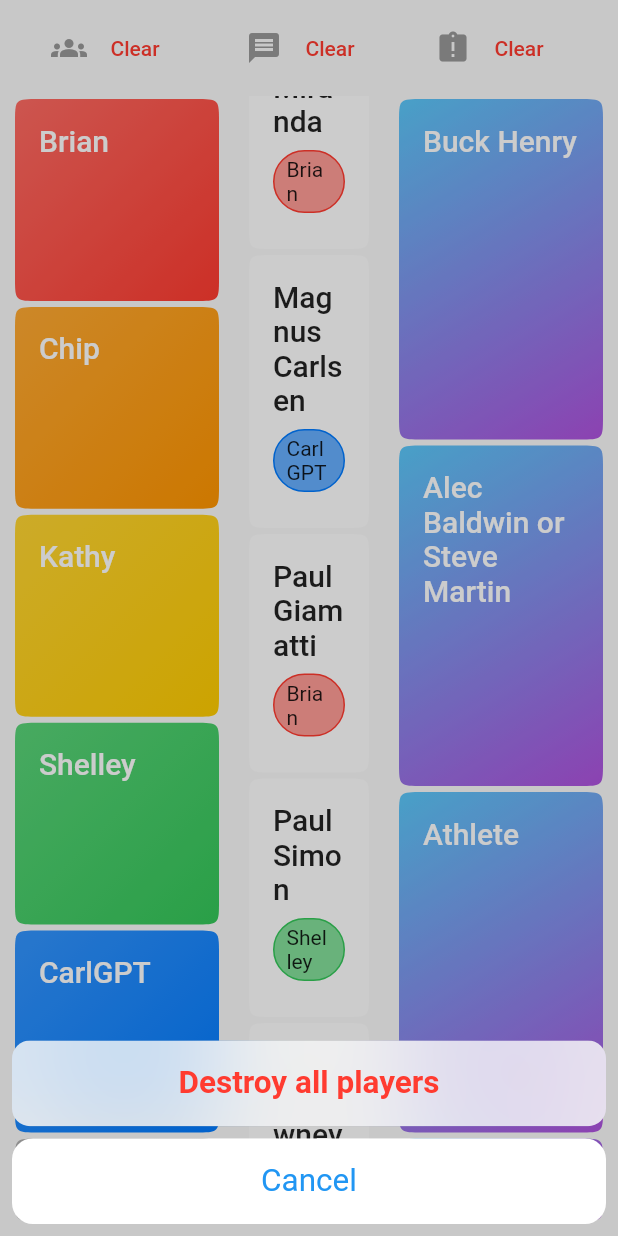
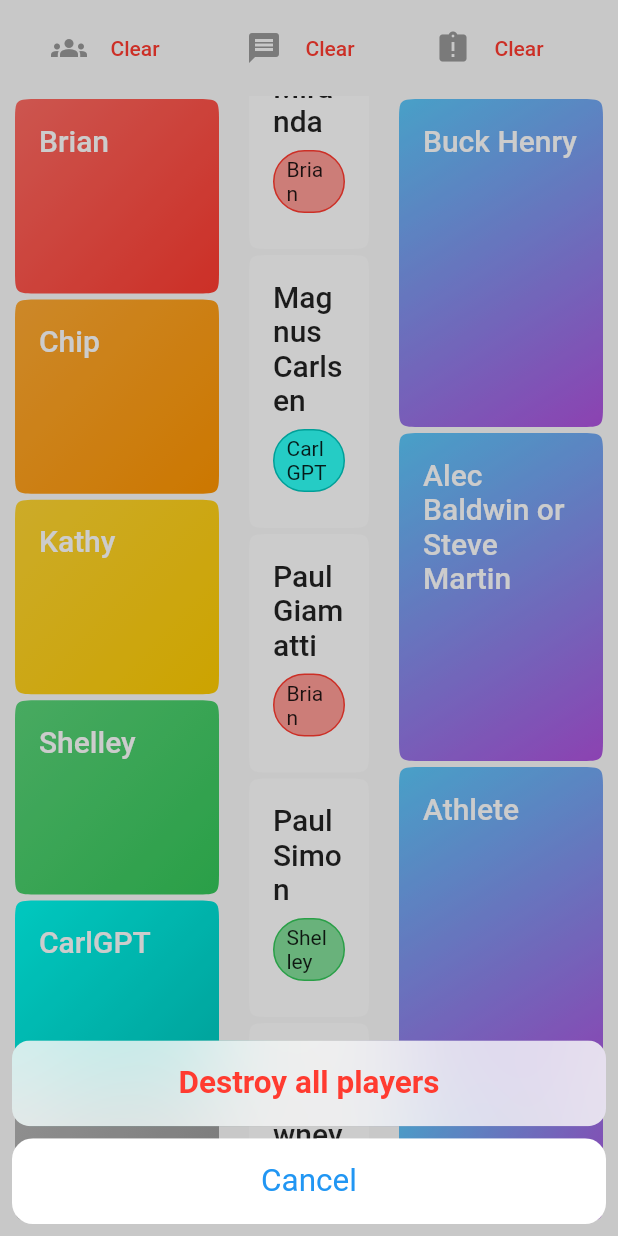
Before and after one commit to wesleym/friendlyscorer, a Flutter app: the screen it shows after launch, scrolled down 1152 dp, after a tap on "Clear", on a phone screen of 412 x 824 dp. Run offline on Flutter 3.47's test engine with Material 2 defaults, Android fonts, the phone set to English and light mode, and no system bars; missing offline and left inert: macos_ui.

Commit message:
Add adding new things

```diff
--- a/lib/src/answer/tiles.dart
+++ b/lib/src/answer/tiles.dart
@@ -1,6 +1,7 @@
 import 'package:flutter/cupertino.dart';
 import 'package:friendlyscorer/src/data/models.dart';
 import 'package:friendlyscorer/src/data/repository.dart';
+import 'package:friendlyscorer/src/platform/palette.dart';
 import 'package:friendlyscorer/src/platform/text_field.dart';
 import 'package:friendlyscorer/src/platform/typography.dart';
 import 'package:friendlyscorer/src/tiles.dart';
@@ -83,7 +84,7 @@ class _InnerAnswerTileState extends State<InnerAnswerTile> {
         shape: ContinuousRectangleBorder(
           borderRadius: BorderRadius.circular(16),
         ),
-        color: CupertinoTheme.of(context).primaryContrastingColor,
+        color: platformAnswerColor(context),
         shadows: shadows,
       ),
       child: Column(
@@ -167,7 +168,10 @@ class _NewInnerAnswerTileState extends State<NewInnerAnswerTile> {
         color: CupertinoColors.systemFill,
         shadows: shadows,
       ),
-      child: PlatformInvisibleTextField(style: answerTileHeading(context)),
+      child: PlatformInvisibleTextField(
+        style: answerTileHeading(context),
+        placeholder: 'Answer, or answers',
+      ),
     );
   }
 }
--- a/lib/src/data/defaults.dart
+++ b/lib/src/data/defaults.dart
@@ -55,7 +55,7 @@ Player fromName(String name) {
   return Player(
     id: nextId.toString(),
     name: name,
-    color: playerColors[nextId],
+    color: playerColors[nextId % playerColors.length],
   );
 }
 
@@ -107,8 +107,10 @@ final defaultRules = [
 
 Rule ruleFromName(String r) {
   final id = RuleIdVendor().next();
-  final color = playerColors[id];
-  return Rule(id: id.toString(), text: r, color: color);
+  return Rule(
+    id: id.toString(),
+    text: r,
+  );
 }
 
 final defaultAnswerRuleAssociations = [
--- a/lib/src/data/models.dart
+++ b/lib/src/data/models.dart
@@ -8,7 +8,7 @@ class Answer {
 
   Answer({
     required this.id,
-    this.text = '',
+    required this.text,
   });
 }
 
@@ -27,11 +27,9 @@ class Player {
 class Rule {
   final String id;
   final String text;
-  Color color;
 
   Rule({
     required this.id,
-    this.text = '',
-    required this.color,
+    required this.text,
   });
 }
--- a/lib/src/data/repository.dart
+++ b/lib/src/data/repository.dart
@@ -43,6 +43,11 @@ class PlayerRepository {
     _players.clear();
     _streamController.add(_players);
   }
+
+  void add(Player player) {
+    _players.add(player);
+    _streamController.add(_players);
+  }
 }
 
 class RuleRepository {
@@ -59,6 +64,11 @@ class RuleRepository {
 
   void clear() {
     _rules.clear();
+    _streamController.add(_rules);
+  }
+
+  void add(Rule rule) {
+    _rules.add(rule);
     _streamController.add(_rules);
   }
 }
--- a/lib/src/home_page.dart
+++ b/lib/src/home_page.dart
@@ -6,6 +6,7 @@ import 'package:friendlyscorer/src/data/models.dart';
 import 'package:friendlyscorer/src/platform/button.dart';
 import 'package:friendlyscorer/src/platform/icon_button.dart';
 import 'package:friendlyscorer/src/platform/icons.dart';
+import 'package:friendlyscorer/src/player/palette.dart';
 import 'package:friendlyscorer/src/player/tiles.dart';
 import 'package:friendlyscorer/src/rule/tiles.dart';
 import 'package:macos_ui/macos_ui.dart';
@@ -275,7 +276,7 @@ class RuleColumn extends StatelessWidget {
                 child: RuleTile(rule: r),
               ),
             ),
-            const NewRuleTile(),
+            NewRuleTile(onCreateRule: _onCreateRule),
           ],
         );
       },
@@ -304,6 +305,13 @@ class RuleColumn extends StatelessWidget {
           ),
         );
       },
+    );
+  }
+
+  void _onCreateRule(String name) {
+    final id = RuleIdVendor().next();
+    _ruleRepository.add(
+      Rule(id: id.toString(), text: name),
     );
   }
 }
@@ -347,7 +355,7 @@ class PlayerColumn extends StatelessWidget {
                 child: PlayerTile(player: p),
               ),
             ),
-            const NewPlayerTile(),
+            NewPlayerTile(onCreatePlayer: _onCreatePlayer),
           ],
         );
       },
@@ -378,4 +386,13 @@ class PlayerColumn extends StatelessWidget {
       },
     );
   }
+
+  void _onCreatePlayer(String name) {
+    final id = PlayerIdVendor().next();
+    _playerRepository.add(Player(
+      id: id.toString(),
+      name: name,
+      color: playerColors[id % playerColors.length],
+    ));
+  }
 }
--- /dev/null
+++ b/lib/src/platform/palette.dart
@@ -0,0 +1,22 @@
+import 'dart:io';
+
+import 'package:flutter/cupertino.dart';
+import 'package:flutter/foundation.dart';
+import 'package:flutter/material.dart';
+import 'package:macos_ui/macos_ui.dart';
+
+Color platformAnswerColor(BuildContext context) {
+  if (kIsWeb) {
+    return Theme.of(context).colorScheme.surface;
+  }
+
+  if (Platform.isIOS) {
+    return CupertinoTheme.of(context).primaryContrastingColor;
+  }
+
+  if (Platform.isMacOS) {
+    return MacosTheme.of(context).canvasColor;
+  }
+
+  return Theme.of(context).colorScheme.surface;
+}
--- a/lib/src/platform/text_field.dart
+++ b/lib/src/platform/text_field.dart
@@ -68,6 +68,8 @@ class PlatformInvisibleTextField extends StatelessWidget {
   final void Function(String)? onChanged;
   final void Function(PointerDownEvent)? onTapOutside;
   final TextStyle? style;
+  final void Function(String)? _onSubmitted;
+  final TextEditingController? _controller;
 
   /// [onTapOutside] is ignored on macOS.
   const PlatformInvisibleTextField({
@@ -77,7 +79,10 @@ class PlatformInvisibleTextField extends StatelessWidget {
     this.onChanged,
     this.onTapOutside,
     this.style,
-  });
+    void Function(String)? onSubmitted,
+    TextEditingController? controller,
+  })  : _onSubmitted = onSubmitted,
+        _controller = controller;
 
   @override
   Widget build(BuildContext context) {
@@ -85,11 +90,13 @@ class PlatformInvisibleTextField extends StatelessWidget {
 
     if (kIsWeb) {
       child = TextField(
-        decoration: null,
+        decoration: InputDecoration(hintText: placeholder),
         maxLines: maxLines,
         onChanged: onChanged,
         onTapOutside: onTapOutside,
         style: style,
+        onSubmitted: _onSubmitted,
+        controller: _controller,
       );
     } else if (Platform.isIOS) {
       child = CupertinoTextField(
@@ -98,6 +105,8 @@ class PlatformInvisibleTextField extends StatelessWidget {
         onChanged: onChanged,
         onTapOutside: onTapOutside,
         style: style,
+        onSubmitted: _onSubmitted,
+        controller: _controller,
       );
     } else if (Platform.isMacOS) {
       child = MacosTextField(
@@ -105,14 +114,18 @@ class PlatformInvisibleTextField extends StatelessWidget {
         placeholder: placeholder,
         onChanged: onChanged,
         style: style,
+        onSubmitted: _onSubmitted,
+        controller: _controller,
       );
     } else {
       child = TextField(
-        decoration: null,
+        decoration: InputDecoration(hintText: placeholder),
         maxLines: maxLines,
         onChanged: onChanged,
         onTapOutside: onTapOutside,
         style: style,
+        onSubmitted: _onSubmitted,
+        controller: _controller,
       );
     }
 
--- a/lib/src/player/palette.dart
+++ b/lib/src/player/palette.dart
@@ -5,15 +5,15 @@ const playerColors = [
   CupertinoColors.systemOrange,
   CupertinoColors.systemYellow,
   CupertinoColors.systemGreen,
-  // CupertinoColors.systemMint,
-  // CupertinoColors.systemTeal,
-  // CupertinoColors.systemCyan,
+  CupertinoColors.systemMint,
+  CupertinoColors.systemTeal,
+  CupertinoColors.systemCyan,
   CupertinoColors.systemBlue,
-  // CupertinoColors.systemPink,
+  CupertinoColors.systemPink,
   CupertinoColors.systemPurple,
-  // CupertinoColors.systemIndigo,
-  // CupertinoColors.systemBrown,
-  CupertinoColors.systemGrey,
+  CupertinoColors.systemIndigo,
+  CupertinoColors.systemBrown,
+  // CupertinoColors.systemGrey,
 ];
 
 class PlayerIdVendor {
--- a/lib/src/player/tiles.dart
+++ b/lib/src/player/tiles.dart
@@ -70,16 +70,24 @@ class _PlayerTileState extends State<PlayerTile> {
 }
 
 class NewPlayerTile extends StatefulWidget {
-  const NewPlayerTile({super.key});
+  final void Function(String name)? _onCreatePlayer;
+
+  const NewPlayerTile({
+    super.key,
+    void Function(String name)? onCreatePlayer,
+  }) : _onCreatePlayer = onCreatePlayer;
 
   @override
   State<NewPlayerTile> createState() => _NewPlayerTileState();
 }
 
 class _NewPlayerTileState extends State<NewPlayerTile> {
+  final _controller = TextEditingController();
+
   @override
-  void initState() {
-    super.initState();
+  void dispose() {
+    _controller.dispose();
+    super.dispose();
   }
 
   @override
@@ -107,7 +115,16 @@ class _NewPlayerTileState extends State<NewPlayerTile> {
           ],
         ),
       ),
-      child: PlatformInvisibleTextField(style: tileTextStyle),
+      child: PlatformInvisibleTextField(
+        style: tileTextStyle,
+        placeholder: 'Player',
+        controller: _controller,
+        onSubmitted: (value) {
+          widget._onCreatePlayer?.call(value);
+          _controller.clear();
+          FocusManager.instance.primaryFocus?.unfocus();
+        },
+      ),
     );
   }
 }
--- a/lib/src/rule/tiles.dart
+++ b/lib/src/rule/tiles.dart
@@ -65,13 +65,26 @@ class _RuleTileState extends State<RuleTile> {
 }
 
 class NewRuleTile extends StatefulWidget {
-  const NewRuleTile({super.key});
+  final void Function(String name)? _onCreateRule;
+
+  const NewRuleTile({
+    super.key,
+    void Function(String name)? onCreateRule,
+  }) : _onCreateRule = onCreateRule;
 
   @override
   State<NewRuleTile> createState() => _NewRuleTileState();
 }
 
 class _NewRuleTileState extends State<NewRuleTile> {
+  final _controller = TextEditingController();
+
+  @override
+  void dispose() {
+    _controller.dispose();
+    super.dispose();
+  }
+
   @override
   Widget build(BuildContext context) {
     final tileTextStyle =
@@ -90,7 +103,16 @@ class _NewRuleTileState extends State<NewRuleTile> {
           colors: [CupertinoColors.systemTeal, CupertinoColors.systemPurple],
         ),
       ),
-      child: PlatformInvisibleTextField(style: tileTextStyle),
+      child: PlatformInvisibleTextField(
+        controller: _controller,
+        style: tileTextStyle,
+        placeholder: 'Special rule',
+        onSubmitted: (String value) {
+          widget._onCreateRule?.call(value);
+          _controller.clear();
+          FocusManager.instance.primaryFocus?.unfocus();
+        },
+      ),
     );
   }
 }
```
Also changed, not shown: lib/src/input_sheet.dart (+8 -2 lines).
